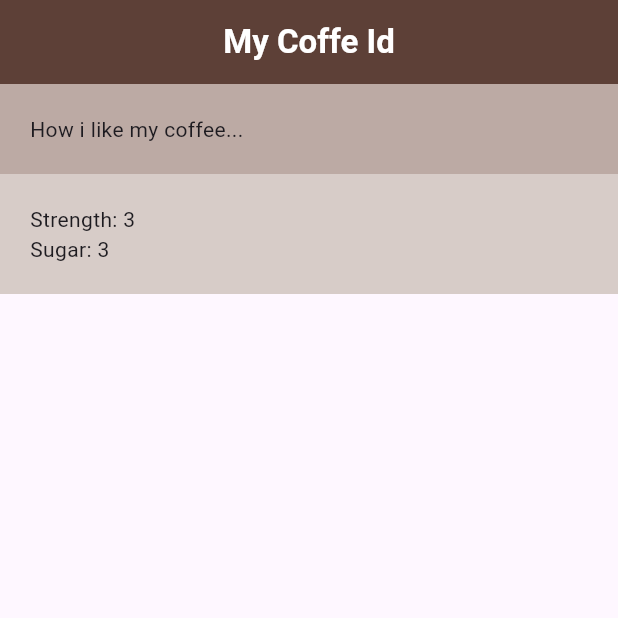
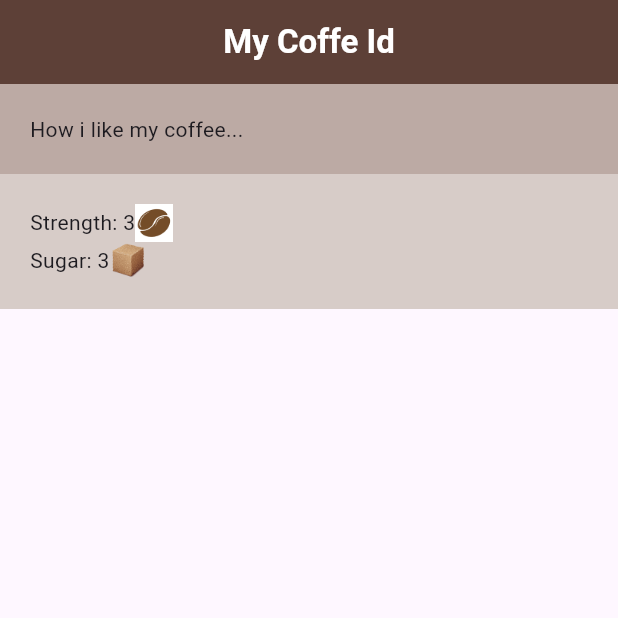
Before and after one commit to MateuszSzczukiewicz/coffee_card, a Flutter app: the screen it shows after launch, on a phone screen of 412 x 824 dp, the top half of it. Run offline on Flutter 3.47's test engine with Material 3 defaults, Android fonts, the phone set to English and light mode, and no system bars.

Commit message:
added images

```diff
--- a/lib/coffee_prefs.dart
+++ b/lib/coffee_prefs.dart
@@ -5,20 +5,30 @@ class CoffeePrefs extends StatelessWidget {
 
   @override
   Widget build(BuildContext context) {
-    return const Column(
+    return Column(
       children: [
         Row(
           children: [
-            Text('Strength: '),
-            Text('3'),
-            SizedBox(width: 50),
+            const Text('Strength: '),
+            const Text('3'),
+            Image.asset(
+              'assets/img/coffee_bean.png',
+              width: 25,
+            ),
+            const SizedBox(width: 50),
           ],
         ),
         Row(
           children: [
-            Text('Sugar: '),
-            Text('3'),
-            SizedBox(width: 50),
+            const Text('Sugar: '),
+            const Text('3'),
+            Image.asset(
+              'assets/img/sugar_cube.png',
+              width: 25,
+              color: Colors.brown[100],
+              colorBlendMode: BlendMode.multiply,
+            ),
+            const SizedBox(width: 50),
           ],
         ),
       ],
```
Also changed, not shown: pubspec.yaml (+5 -5 lines), assets/img/coffee_bean.png (added), assets/img/sugar_cube.png (added), 1 other file.
